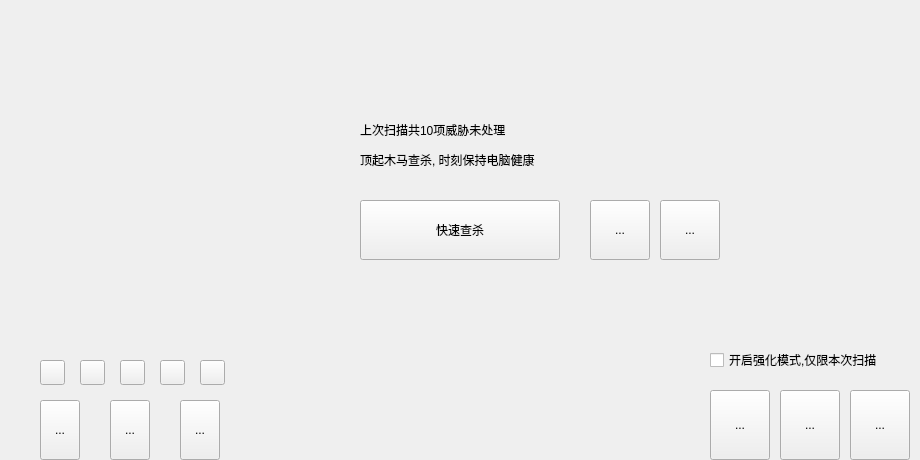
Old version of the form qt_360_safe/widget/horsewidget.ui in the repository sadlong/360_safe.
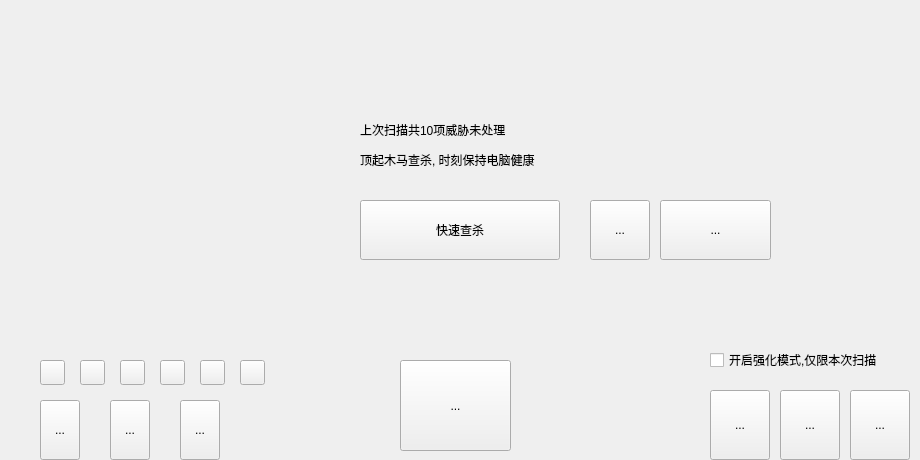
New version of the form. Custom widgets are drawn as their Qt base class.

Diff of the .ui file:
```diff
--- a/qt_360_safe/widget/horsewidget.ui
+++ b/qt_360_safe/widget/horsewidget.ui
@@ -102,7 +102,7 @@
      <rect>
       <x>660</x>
       <y>200</y>
-      <width>60</width>
+      <width>111</width>
       <height>60</height>
      </rect>
     </property>
@@ -263,6 +263,32 @@
      <string/>
     </property>
    </widget>
+   <widget class="QPushButton" name="pushButton_7">
+    <property name="geometry">
+     <rect>
+      <x>240</x>
+      <y>360</y>
+      <width>25</width>
+      <height>25</height>
+     </rect>
+    </property>
+    <property name="text">
+     <string/>
+    </property>
+   </widget>
+   <widget class="QToolButton" name="DIYbutton">
+    <property name="geometry">
+     <rect>
+      <x>400</x>
+      <y>360</y>
+      <width>111</width>
+      <height>91</height>
+     </rect>
+    </property>
+    <property name="text">
+     <string>...</string>
+    </property>
+   </widget>
   </widget>
  </widget>
  <customwidgets>
```
